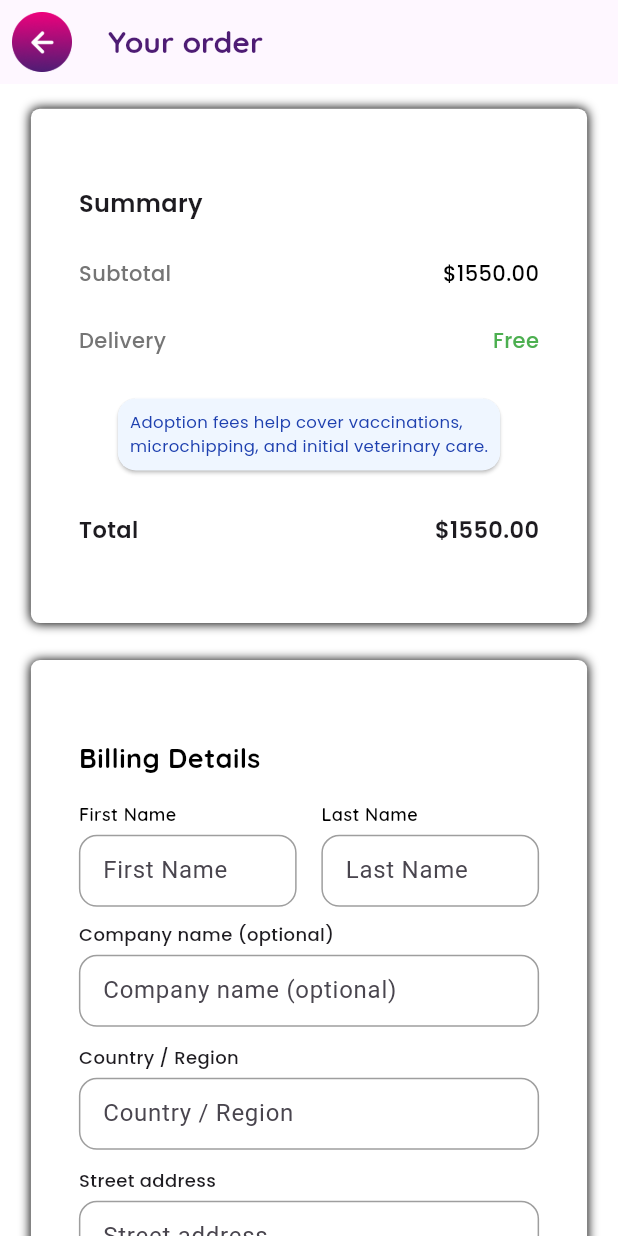
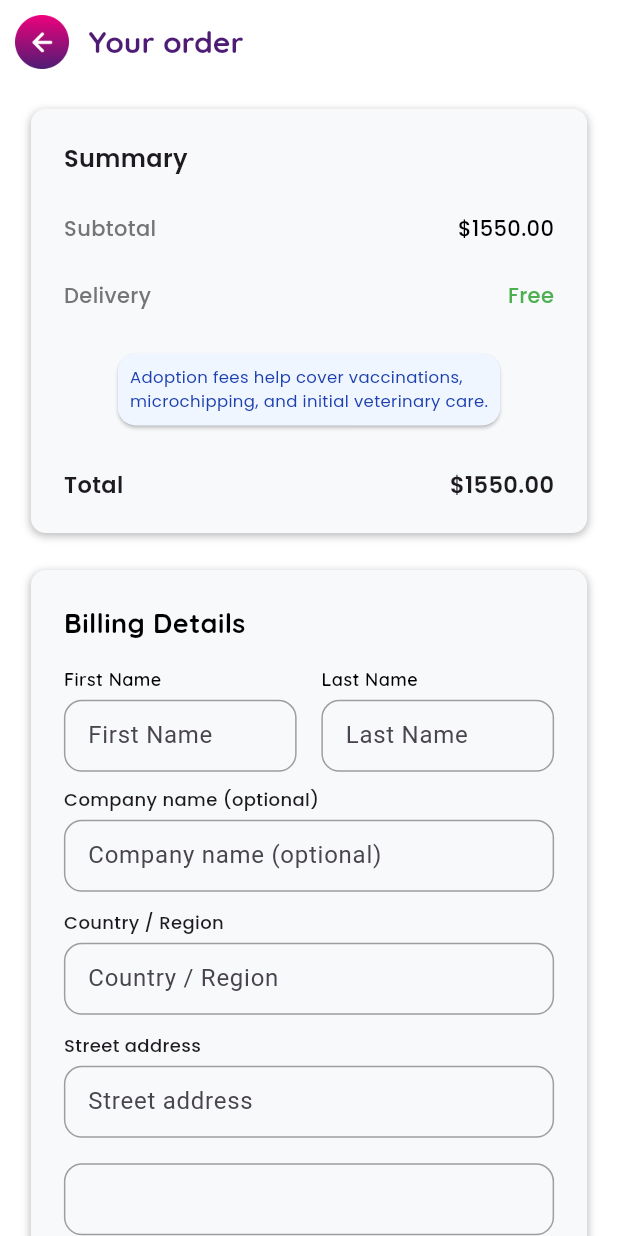
Before and after one commit to ambujnmt/petstore, a Flutter app: the AddressBillingPage screen opened directly, on a phone screen of 412 x 824 dp. Run offline on Flutter 3.47's test engine with Material 3 defaults, Android fonts, the light colour scheme and no system bars; our stand-ins replace carousel_slider, flutter_spinkit, fluttertoast, get, shared_preferences; accounts and stored records are empty.

Commit message:
Refactor: Replace Scaffold with AppScaffold in multiple screens and remove unused images

```diff
--- a/lib/main.dart
+++ b/lib/main.dart
@@ -17,13 +17,13 @@
   Widget build(BuildContext context) {
     return GetMaterialApp(
       title: 'Pinkpawscat',
+      debugShowCheckedModeBanner: false,
+      defaultTransition: Transition.rightToLeft,
       theme: ThemeData(
         scaffoldBackgroundColor: white,
         colorScheme: ColorScheme.fromSeed(seedColor: Colors.deepPurple),
         useMaterial3: true,
       ),
-      defaultTransition: Transition.rightToLeft,
-      debugShowCheckedModeBanner: false,
       home: const SplashScreen(),
     );
   }
--- a/lib/views/screens/address_billing_page.dart
+++ b/lib/views/screens/address_billing_page.dart
@@ -45,27 +45,9 @@
     final width = MediaQuery.of(context).size.width;
     final height = MediaQuery.of(context).size.height;
 
-    return Scaffold(
-      appBar: AppBar(
-        leading: Padding(
-          padding: const EdgeInsets.all(8.0),
-          child: GestureDetector(
-            onTap: () => Get.back(),
-            child: Image.asset(
-              Images.backButton,
-              width: 25,
-              height: 25,
-            ),
-          ),
-        ),
-        title: CustomText.qText(
-          'Your order',
-          size: 20,
-          weight: FontWeight.w700,
-          color: const Color(0xff4e1c74),
-        ),
-      ),
-      body: SingleChildScrollView(
+    return AppScaffold(
+      appBar: customAppBar(title: 'Your order'),
+      body: (_) => SingleChildScrollView(
         padding: EdgeInsets.symmetric(
           horizontal: width * 0.05,
           vertical: height * 0.02,
@@ -73,17 +55,7 @@
         child: Column(
           crossAxisAlignment: CrossAxisAlignment.start,
           children: [
-            Container(
-              padding: const EdgeInsets.fromLTRB(20.0, 40.0, 20.0, 40.0),
-              decoration: BoxDecoration(
-                  color: Colors.white,
-                  boxShadow: const [
-                    BoxShadow(
-                      color: Colors.black,
-                      blurRadius: 5.0,
-                    ),
-                  ],
-                  borderRadius: BorderRadius.circular(6)),
+            CustomContainer.darkContainer(
               child: Padding(
                 padding: const EdgeInsets.all(12.0),
                 child: Column(
@@ -158,17 +130,7 @@
               ),
             ),
             SizedBox(height: height * 0.03),
-            Container(
-              padding: const EdgeInsets.fromLTRB(20.0, 40.0, 20.0, 40.0),
-              decoration: BoxDecoration(
-                  color: Colors.white,
-                  boxShadow: const [
-                    BoxShadow(
-                      color: Colors.black,
-                      blurRadius: 5.0,
-                    ),
-                  ],
-                  borderRadius: BorderRadius.circular(6)),
+            CustomContainer.darkContainer(
               child: Padding(
                 padding: const EdgeInsets.all(12.0),
                 child: Column(
@@ -232,17 +194,7 @@
             SizedBox(
               height: height * 0.03,
             ),
-            Container(
-              padding: const EdgeInsets.fromLTRB(20.0, 40.0, 20.0, 40.0),
-              decoration: BoxDecoration(
-                  color: Colors.white,
-                  boxShadow: const [
-                    BoxShadow(
-                      color: Colors.black,
-                      blurRadius: 5.0,
-                    ),
-                  ],
-                  borderRadius: BorderRadius.circular(6)),
+            CustomContainer.darkContainer(
               child: Padding(
                 padding: const EdgeInsets.all(12.0),
                 child: Column(
@@ -300,6 +252,11 @@
                 ),
               ),
             ),
+            heightSpace20,
+            CustomContainer.darkContainer(
+              child: Column(
+                crossAxisAlignment: CrossAxisAlignment.start,
+                children: [
                   CustomText.qText(
                     "Order notes (optional)",
                     size: 18,
@@ -312,20 +269,15 @@
                     decoration: _inputDecoration(
                         "Note about your order, e.g. special notes for delivery."),
                   ),
-            SizedBox(height: height * 0.03),
-            Center(
-              child: GestureDetector(
-                onTap: () {
-                  Get.to(() => const PaymentScreen());
-                },
-                child: Image.asset(
-                  'assets/images/make_paymentbtn.png',
-                  height: 50,
-                  width: width * 0.9,
-                  fit: BoxFit.contain,
+                ],
               ),
             ),
-            )
+            SizedBox(height: height * 0.03),
+            AppButton(
+              text: 'Select Payment',
+              onTap: () => Get.to(() => const PaymentScreen()),
+            ),
+            heightSpace60
           ],
         ),
       ),
--- a/lib/views/widgets/custom_container.dart
+++ b/lib/views/widgets/custom_container.dart
@@ -74,8 +74,8 @@
             ? null
             : [
                 BoxShadow(
-                  blurRadius: 3,
-                  color: black.withValues(alpha: .25),
+                  blurRadius: 4,
+                  color: black.withValues(alpha: .27),
                   offset: const Offset(0, 1.7),
                 )
               ],
```
Also changed, not shown: lib/views/screens/bottom_nav_screens/home_screen/home_screen.dart (+5 -15 lines), lib/views/screens/my_cart_screen/my_cart.dart (+12 -41 lines), lib/views/screens/payment_screen.dart (+11 -38 lines), assets/images/details_page.png (deleted), assets/images/editbtn.png (deleted), assets/images/loginbtn.png (deleted). Lines whose indentation alone changed are shown as unchanged.
